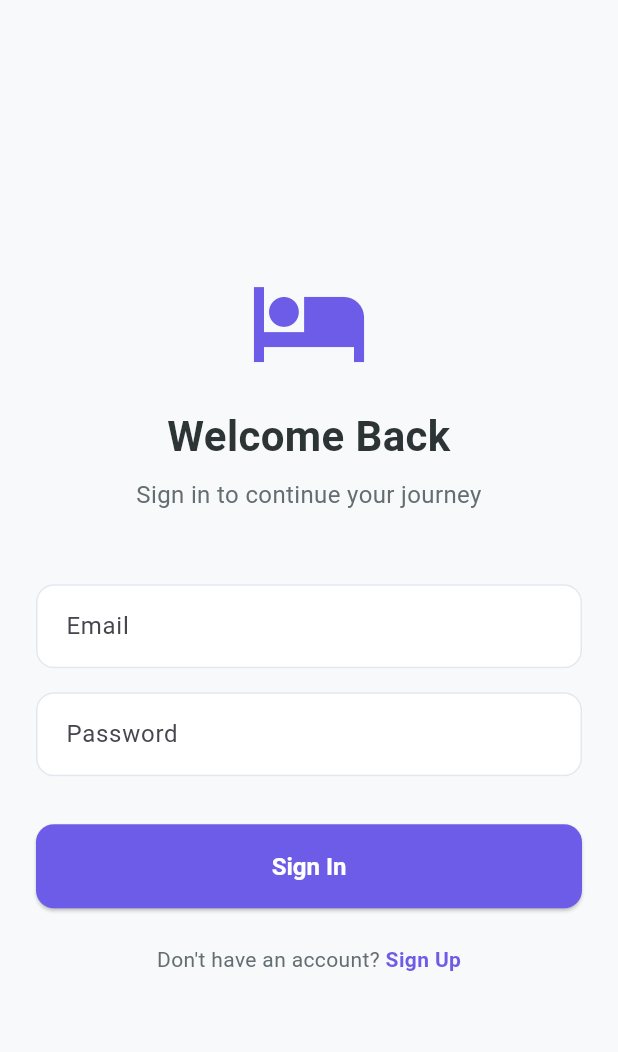
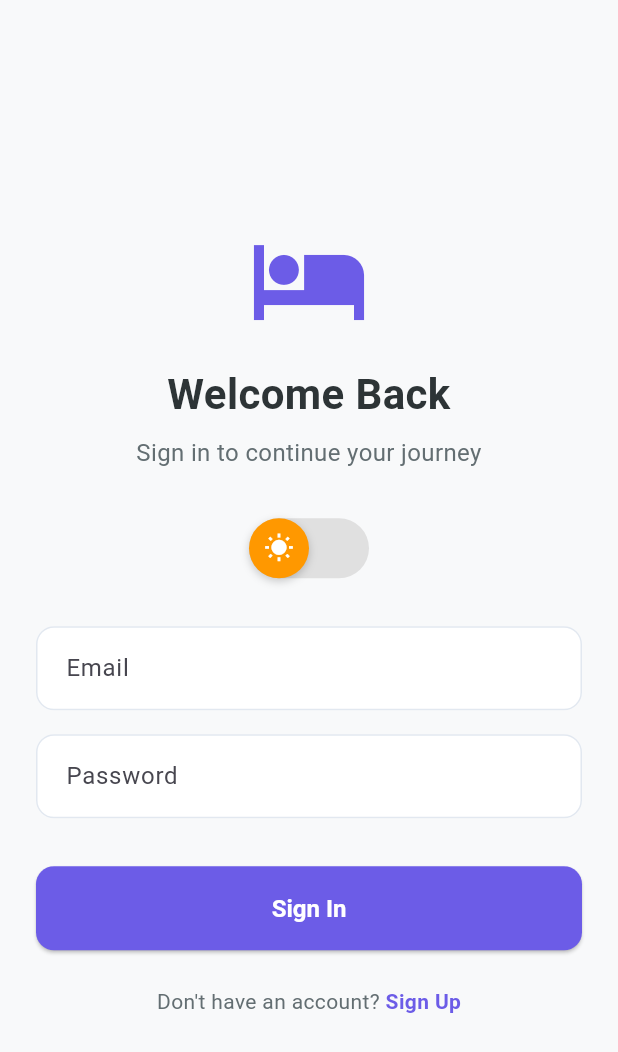
Before and after one commit to MohammedJafferAli/BMG_DemoApp, a Flutter app: the screen it shows after launch, on a phone screen of 412 x 824 dp. Shown: the top 1052 px of the screen. Run offline on Flutter 3.47's test engine with Material 3 defaults, Android fonts, the light colour scheme and no system bars; our stand-ins replace dio, equatable, flutter_bloc, flutter_rating_bar, get_it, hive_flutter and 1 more; missing offline and left inert: mailer; accounts and stored records are empty.

Commit message:
Add theme switcher with sun/moon slider on login screen

```diff
--- a/lib/core/theme/app_theme.dart
+++ b/lib/core/theme/app_theme.dart
@@ -60,4 +60,63 @@ class AppTheme {
       ),
     );
   }
+
+  static ThemeData get darkTheme {
+    return ThemeData(
+      useMaterial3: true,
+      colorScheme: ColorScheme.fromSeed(
+        seedColor: AppColors.primary,
+        brightness: Brightness.dark,
+      ),
+      scaffoldBackgroundColor: const Color(0xFF121212),
+      appBarTheme: const AppBarTheme(
+        backgroundColor: Colors.transparent,
+        elevation: 0,
+        iconTheme: IconThemeData(color: Colors.white),
+        titleTextStyle: TextStyle(
+          color: Colors.white,
+          fontSize: 18,
+          fontWeight: FontWeight.w600,
+        ),
+      ),
+      elevatedButtonTheme: ElevatedButtonThemeData(
+        style: ElevatedButton.styleFrom(
+          backgroundColor: AppColors.primary,
+          foregroundColor: Colors.white,
+          shape: RoundedRectangleBorder(
+            borderRadius: BorderRadius.circular(12),
+          ),
+          padding: const EdgeInsets.symmetric(vertical: 16),
+          textStyle: const TextStyle(
+            fontSize: 16,
+            fontWeight: FontWeight.w600,
+          ),
+        ),
+      ),
+      inputDecorationTheme: InputDecorationTheme(
+        border: OutlineInputBorder(
+          borderRadius: BorderRadius.circular(12),
+          borderSide: const BorderSide(color: Colors.grey),
+        ),
+        enabledBorder: OutlineInputBorder(
+          borderRadius: BorderRadius.circular(12),
+          borderSide: const BorderSide(color: Colors.grey),
+        ),
+        focusedBorder: OutlineInputBorder(
+          borderRadius: BorderRadius.circular(12),
+          borderSide: const BorderSide(color: AppColors.primary, width: 2),
+        ),
+        filled: true,
+        fillColor: const Color(0xFF1E1E1E),
+        contentPadding: const EdgeInsets.all(16),
+      ),
+      cardTheme: CardTheme(
+        elevation: 2,
+        shape: RoundedRectangleBorder(
+          borderRadius: BorderRadius.circular(16),
+        ),
+        color: const Color(0xFF1E1E1E),
+      ),
+    );
+  }
 }
--- a/lib/main.dart
+++ b/lib/main.dart
@@ -6,6 +6,7 @@ import 'core/di/injection_container.dart';
 import 'presentation/blocs/auth/auth_bloc.dart';
 import 'presentation/blocs/booking/booking_bloc.dart';
 import 'presentation/blocs/listings/listings_bloc.dart';
+import 'presentation/blocs/theme/theme_bloc.dart';
 import 'presentation/pages/splash/splash_page.dart';
 
 void main() async {
@@ -27,12 +28,19 @@ class BMGApp extends StatelessWidget {
         BlocProvider(create: (_) => getIt<AuthBloc>()),
         BlocProvider(create: (_) => getIt<ListingsBloc>()),
         BlocProvider(create: (_) => getIt<BookingBloc>()),
+        BlocProvider(create: (_) => ThemeBloc()),
       ],
-      child: MaterialApp(
-        title: 'BMG',
-        theme: AppTheme.lightTheme,
-        debugShowCheckedModeBanner: false,
-        home: const SplashPage(),
+      child: BlocBuilder<ThemeBloc, ThemeState>(
+        builder: (context, themeState) {
+          return MaterialApp(
+            title: 'BMG',
+            theme: AppTheme.lightTheme,
+            darkTheme: AppTheme.darkTheme,
+            themeMode: themeState.isDarkMode ? ThemeMode.dark : ThemeMode.light,
+            debugShowCheckedModeBanner: false,
+            home: const SplashPage(),
+          );
+        },
       ),
     );
   }
--- /dev/null
+++ b/lib/presentation/blocs/theme/theme_bloc.dart
@@ -0,0 +1,15 @@
+import 'package:flutter_bloc/flutter_bloc.dart';
+import 'package:equatable/equatable.dart';
+
+part 'theme_event.dart';
+part 'theme_state.dart';
+
+class ThemeBloc extends Bloc<ThemeEvent, ThemeState> {
+  ThemeBloc() : super(const ThemeState(isDarkMode: false)) {
+    on<ThemeToggled>(_onThemeToggled);
+  }
+
+  void _onThemeToggled(ThemeToggled event, Emitter<ThemeState> emit) {
+    emit(ThemeState(isDarkMode: !state.isDarkMode));
+  }
+}
--- /dev/null
+++ b/lib/presentation/blocs/theme/theme_event.dart
@@ -0,0 +1,12 @@
+part of 'theme_bloc.dart';
+
+abstract class ThemeEvent extends Equatable {
+  const ThemeEvent();
+
+  @override
+  List<Object> get props => [];
+}
+
+class ThemeToggled extends ThemeEvent {
+  const ThemeToggled();
+}
--- /dev/null
+++ b/lib/presentation/blocs/theme/theme_state.dart
@@ -0,0 +1,10 @@
+part of 'theme_bloc.dart';
+
+class ThemeState extends Equatable {
+  final bool isDarkMode;
+
+  const ThemeState({required this.isDarkMode});
+
+  @override
+  List<Object> get props => [isDarkMode];
+}
--- a/lib/presentation/pages/auth/login_page.dart
+++ b/lib/presentation/pages/auth/login_page.dart
@@ -4,6 +4,7 @@ import '../../../core/theme/app_colors.dart';
 import '../../blocs/auth/auth_bloc.dart';
 import '../../widgets/custom_text_field.dart';
 import '../../widgets/custom_button.dart';
+import '../../widgets/theme_switcher.dart';
 import 'register_page.dart';
 import '../home/home_page.dart';
 
@@ -67,7 +68,14 @@ class _LoginPageState extends State<LoginPage> {
                     ),
                     textAlign: TextAlign.center,
                   ),
-                  const SizedBox(height: 48),
+                  const SizedBox(height: 32),
+                  Row(
+                    mainAxisAlignment: MainAxisAlignment.center,
+                    children: [
+                      ThemeSwitcher(),
+                    ],
+                  ),
+                  const SizedBox(height: 32),
                   CustomTextField(
                     controller: _emailController,
                     label: 'Email',
--- /dev/null
+++ b/lib/presentation/widgets/theme_switcher.dart
@@ -0,0 +1,56 @@
+import 'package:flutter/material.dart';
+import 'package:flutter_bloc/flutter_bloc.dart';
+import '../blocs/theme/theme_bloc.dart';
+import '../../core/theme/app_colors.dart';
+
+class ThemeSwitcher extends StatelessWidget {
+  const ThemeSwitcher({super.key});
+
+  @override
+  Widget build(BuildContext context) {
+    return BlocBuilder<ThemeBloc, ThemeState>(
+      builder: (context, state) {
+        return Container(
+          width: 80,
+          height: 40,
+          decoration: BoxDecoration(
+            borderRadius: BorderRadius.circular(20),
+            color: state.isDarkMode ? Colors.grey[800] : Colors.grey[300],
+          ),
+          child: Stack(
+            children: [
+              AnimatedPositioned(
+                duration: const Duration(milliseconds: 300),
+                curve: Curves.easeInOut,
+                left: state.isDarkMode ? 40 : 0,
+                child: GestureDetector(
+                  onTap: () => context.read<ThemeBloc>().add(const ThemeToggled()),
+                  child: Container(
+                    width: 40,
+                    height: 40,
+                    decoration: BoxDecoration(
+                      shape: BoxShape.circle,
+                      color: state.isDarkMode ? AppColors.primary : Colors.orange,
+                      boxShadow: [
+                        BoxShadow(
+                          color: Colors.black.withOpacity(0.2),
+                          blurRadius: 4,
+                          offset: const Offset(0, 2),
+                        ),
+                      ],
+                    ),
+                    child: Icon(
+                      state.isDarkMode ? Icons.nightlight_round : Icons.wb_sunny,
+                      color: Colors.white,
+                      size: 20,
+                    ),
+                  ),
+                ),
+              ),
+            ],
+          ),
+        );
+      },
+    );
+  }
+}
```
